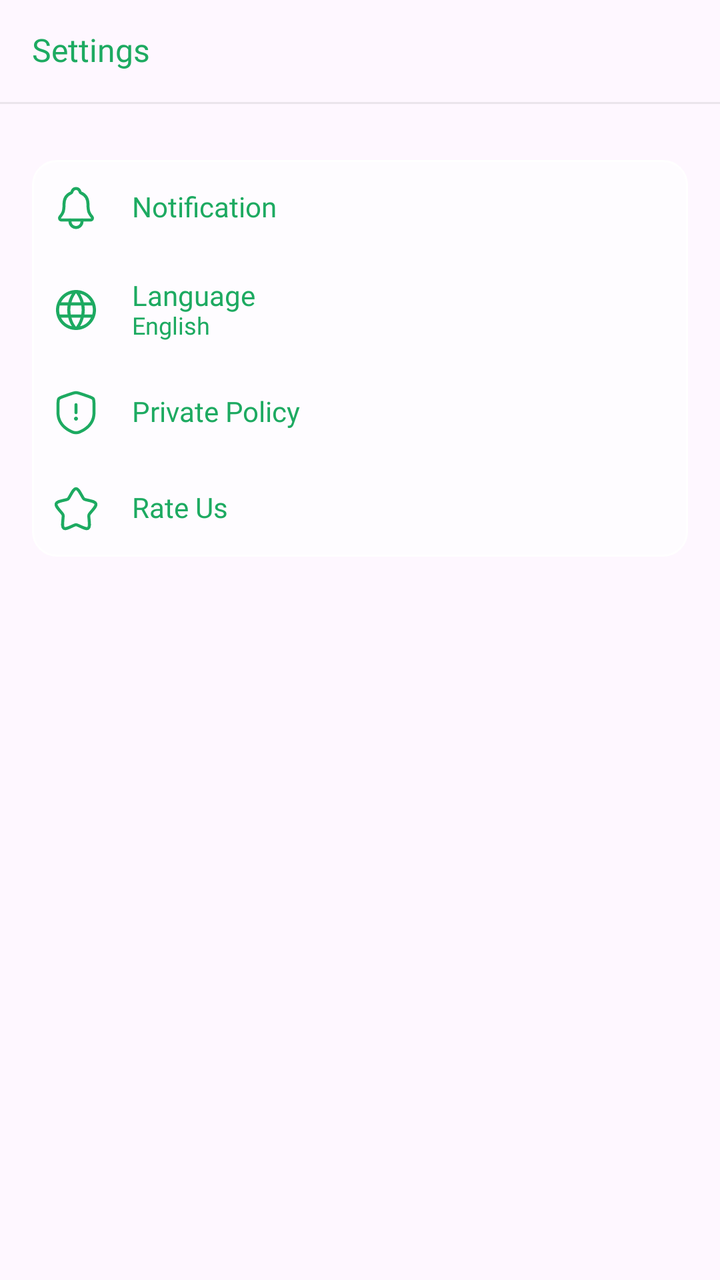
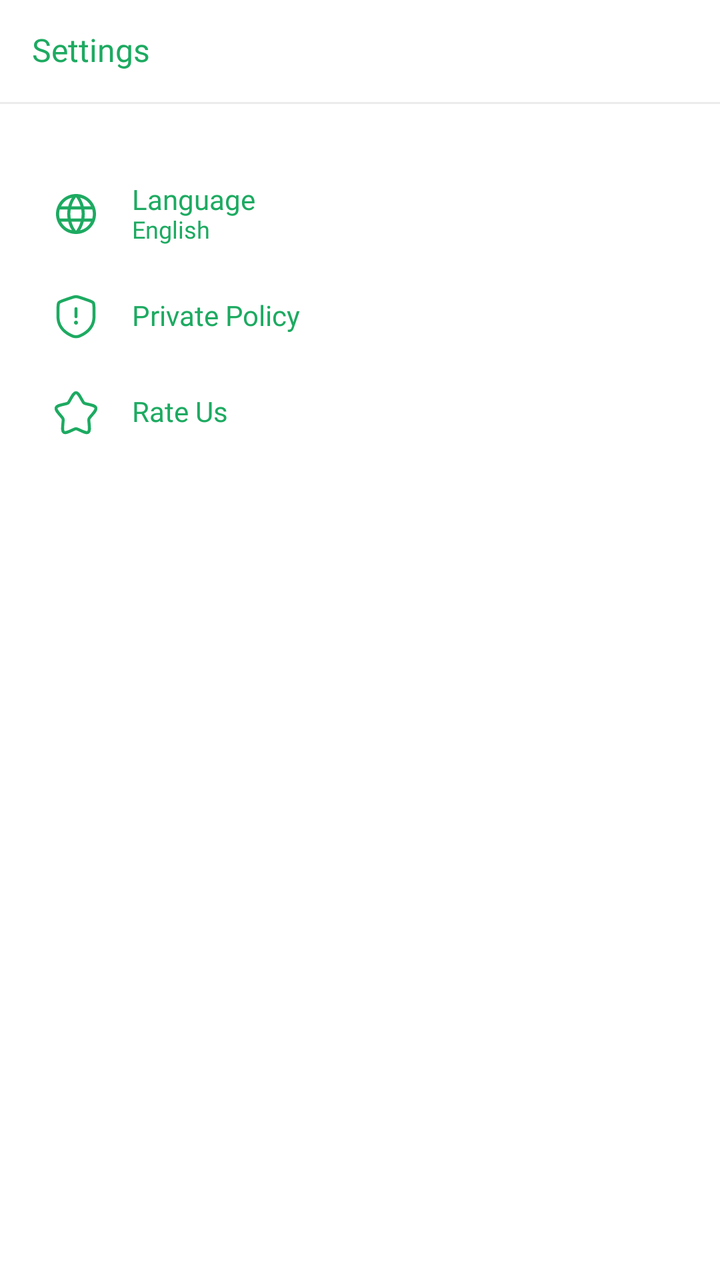

An Android layout rendered at two revisions. The XML below is the earlier revision; the diff shows what the commit changed to produce the second picture.
<!-- AndroidManifest.xml: application theme Theme.MyApplication -->
<!-- res/layout/fragment_setting.xml -->
<?xml version="1.0" encoding="utf-8"?>
<androidx.constraintlayout.widget.ConstraintLayout xmlns:android="http://schemas.android.com/apk/res/android"
    xmlns:app="http://schemas.android.com/apk/res-auto"
    android:layout_width="match_parent"
    android:layout_height="match_parent"
    android:background="@android:color/transparent"
    android:clickable="true"
    android:focusable="true">

    <androidx.constraintlayout.widget.ConstraintLayout
        android:id="@+id/clTopBar"
        android:layout_width="match_parent"
        android:layout_height="wrap_content"
        android:padding="@dimen/size16"
        app:layout_constraintTop_toTopOf="parent">

        <TextView
            android:id="@+id/tvTitle"
            style="@style/TextView_7"
            android:text="@string/txt_settings"
            android:textColor="@color/col_main"
            app:layout_constraintBottom_toBottomOf="parent"
            app:layout_constraintStart_toStartOf="parent"
            app:layout_constraintTop_toTopOf="parent" />

    </androidx.constraintlayout.widget.ConstraintLayout>

    <View
        android:id="@+id/vLine"
        android:layout_width="match_parent"
        android:layout_height="@dimen/size1"
        android:background="@color/col_14000000"
        app:layout_constraintTop_toBottomOf="@+id/clTopBar" />

    <androidx.core.widget.NestedScrollView
        android:layout_width="match_parent"
        android:layout_height="0dp"
        android:layout_marginVertical="@dimen/size12"
        app:layout_constraintBottom_toBottomOf="parent"
        app:layout_constraintTop_toBottomOf="@+id/vLine">

        <LinearLayout
            android:layout_width="match_parent"
            android:layout_height="wrap_content"
            android:orientation="vertical">

            <TextView
                style="@style/TextView_7"
                android:layout_marginStart="@dimen/size16"
                android:text="@string/txt_general"
                android:textColor="@color/col_main"
                android:visibility="gone" />

            <LinearLayout
                android:layout_width="match_parent"
                android:layout_height="wrap_content"
                android:layout_margin="@dimen/size16"
                android:background="@drawable/bg_mess"
                android:orientation="vertical">

                <LinearLayout
                    android:id="@+id/llNotification"
                    android:layout_width="match_parent"
                    android:layout_height="wrap_content"
                    android:background="?attr/selectableItemBackground"
                    android:gravity="center_vertical"
                    android:orientation="horizontal"
                    android:paddingHorizontal="@dimen/size10"
                    android:paddingVertical="@dimen/size12">

                    <ImageView
                        android:id="@+id/ivNotifications"
                        android:layout_width="@dimen/size24"
                        android:layout_height="@dimen/size24"
                        android:src="@drawable/sl_notification"
                        app:tint="@color/col_main" />

                    <TextView
                        style="@style/TextView_6"
                        android:layout_marginStart="@dimen/size16"
                        android:text="@string/txt_notification"
                        android:textColor="@color/col_main" />
                </LinearLayout>

                <LinearLayout
                    android:id="@+id/llLanguage"
                    android:layout_width="match_parent"
                    android:layout_height="wrap_content"
                    android:background="?attr/selectableItemBackground"
                    android:gravity="center_vertical"
                    android:orientation="horizontal"
                    android:paddingHorizontal="@dimen/size10"
                    android:paddingVertical="@dimen/size12">

                    <ImageView
                        android:layout_width="@dimen/size24"
                        android:layout_height="@dimen/size24"
                        android:src="@drawable/ic_setting_language"
                        app:tint="@color/col_main" />

                    <LinearLayout
                        android:layout_width="0dp"
                        android:layout_height="wrap_content"
                        android:layout_marginStart="@dimen/size16"
                        android:layout_weight="1"
                        android:orientation="vertical">

                        <TextView
                            style="@style/TextView_6"
                            android:text="@string/txt_language"
                            android:textColor="@color/col_main" />

                        <TextView
                            android:id="@+id/tvLangSelected"
                            style="@style/TextView_4"
                            android:text="@string/txt_english"
                            android:textColor="@color/col_main"
                            android:textSize="@dimen/size12" />
                    </LinearLayout>
                </LinearLayout>

                <LinearLayout
                    android:id="@+id/llPolicy"
                    android:layout_width="match_parent"
                    android:layout_height="wrap_content"
                    android:background="?attr/selectableItemBackground"
                    android:gravity="center_vertical"
                    android:orientation="horizontal"
                    android:paddingHorizontal="@dimen/size10"
                    android:paddingVertical="@dimen/size12">

                    <ImageView
                        android:layout_width="@dimen/size24"
                        android:layout_height="@dimen/size24"
                        android:src="@drawable/ic_policy"
                        app:tint="@color/col_main" />

                    <TextView
                        style="@style/TextView_6"
                        android:layout_marginStart="@dimen/size16"
                        android:text="@string/txt_private_policy"
                        android:textColor="@color/col_main" />
                </LinearLayout>

                <LinearLayout
                    android:id="@+id/llRateUs"
                    android:layout_width="match_parent"
                    android:layout_height="wrap_content"
                    android:background="?attr/selectableItemBackground"
                    android:gravity="center_vertical"
                    android:orientation="horizontal"
                    android:paddingHorizontal="@dimen/size10"
                    android:paddingVertical="@dimen/size12">

                    <ImageView
                        android:layout_width="@dimen/size24"
                        android:layout_height="@dimen/size24"
                        android:src="@drawable/ic_rate_us"
                        app:tint="@color/col_main" />

                    <TextView
                        style="@style/TextView_6"
                        android:layout_marginStart="@dimen/size16"
                        android:text="@string/txt_rate_us"
                        android:textColor="@color/col_main" />
                </LinearLayout>
            </LinearLayout>

            <LinearLayout
                android:layout_width="match_parent"
                android:layout_height="wrap_content"
                android:layout_marginHorizontal="@dimen/size16"
                android:background="@drawable/bg_mess"
                android:orientation="vertical"
                android:visibility="gone">

                <LinearLayout
                    android:id="@+id/llDelayedSending"
                    android:layout_width="match_parent"
                    android:layout_height="wrap_content"
                    android:background="?attr/selectableItemBackground"
                    android:gravity="center_vertical"
                    android:orientation="horizontal"
                    android:paddingHorizontal="@dimen/size10"
                    android:paddingVertical="@dimen/size12">

                    <ImageView
                        android:layout_width="@dimen/size24"
                        android:layout_height="@dimen/size24"
                        android:src="@drawable/ic_setting_delay"
                        app:tint="@color/col_main" />

                    <LinearLayout
                        android:layout_width="0dp"
                        android:layout_height="wrap_content"
                        android:layout_marginStart="@dimen/size16"
                        android:layout_weight="1"
                        android:orientation="vertical">

                        <TextView
                            style="@style/TextView_6"
                            android:text="@string/txt_delayed_sending"
                            android:textColor="@color/col_main" />

                        <TextView
                            style="@style/TextView_4"
                            android:text="@string/txt_no_delay"
                            android:textColor="@color/col_main" />
                    </LinearLayout>
                </LinearLayout>
                
                <LinearLayout
                    android:id="@+id/llSwipeActions"
                    android:layout_width="match_parent"
                    android:layout_height="wrap_content"
                    android:background="?attr/selectableItemBackground"
                    android:gravity="center_vertical"
                    android:orientation="horizontal"
                    android:paddingHorizontal="@dimen/size10"
                    android:paddingVertical="@dimen/size12">

                    <ImageView
                        android:layout_width="@dimen/size24"
                        android:layout_height="@dimen/size24"
                        android:src="@drawable/ic_setting_swipe"
                        app:tint="@color/col_main" />

                    <LinearLayout
                        android:layout_width="0dp"
                        android:layout_height="wrap_content"
                        android:layout_marginStart="@dimen/size16"
                        android:layout_weight="1"
                        android:orientation="vertical">

                        <TextView
                            style="@style/TextView_6"
                            android:text="@string/txt_swipe_actions"
                            android:textColor="@color/col_main" />

                        <TextView
                            style="@style/TextView_4"
                            android:text="@string/txt_swipe_actions_desc"
                            android:textColor="@color/col_main" />
                    </LinearLayout>
                </LinearLayout>

                
                <LinearLayout
                    android:layout_width="match_parent"
                    android:layout_height="wrap_content"
                    android:gravity="center_vertical"
                    android:orientation="horizontal"
                    android:paddingHorizontal="@dimen/size10"
                    android:paddingVertical="@dimen/size12">

                    <ImageView
                        android:layout_width="@dimen/size24"
                        android:layout_height="@dimen/size24"
                        android:src="@drawable/ic_setting_send"
                        app:tint="@color/col_main" />

                    <LinearLayout
                        android:layout_width="0dp"
                        android:layout_height="wrap_content"
                        android:layout_marginStart="@dimen/size16"
                        android:layout_weight="1"
                        android:orientation="vertical">

                        <TextView
                            style="@style/TextView_6"
                            android:text="@string/txt_delivery_confirmations"
                            android:textColor="@color/col_main" />

                        <TextView
                            style="@style/TextView_4"
                            android:text="@string/txt_delivery_confirmations_desc"
                            android:textColor="@color/col_main" />
                    </LinearLayout>

                    <androidx.appcompat.widget.AppCompatImageView
                        android:layout_width="wrap_content"
                        android:layout_height="wrap_content"
                        android:src="@drawable/sl_switch" />
                </LinearLayout>

                
                <LinearLayout
                    android:id="@+id/llSignature"
                    android:layout_width="match_parent"
                    android:layout_height="wrap_content"
                    android:background="?attr/selectableItemBackground"
                    android:gravity="center_vertical"
                    android:orientation="horizontal"
                    android:paddingHorizontal="@dimen/size10"
                    android:paddingVertical="@dimen/size12">

                    <ImageView
                        android:layout_width="@dimen/size24"
                        android:layout_height="@dimen/size24"
                        android:src="@drawable/ic_setting_signature"
                        app:tint="@color/col_main" />

                    <LinearLayout
                        android:layout_width="0dp"
                        android:layout_height="wrap_content"
                        android:layout_marginStart="@dimen/size16"
                        android:layout_weight="1"
                        android:orientation="vertical">

                        <TextView
                            style="@style/TextView_6"
                            android:text="@string/txt_signature"
                            android:textColor="@color/col_main" />

                        <TextView
                            style="@style/TextView_4"
                            android:text="@string/txt_signature_desc"
                            android:textColor="@color/col_main" />
                    </LinearLayout>
                </LinearLayout>

                
                <LinearLayout
                    android:layout_width="match_parent"
                    android:layout_height="wrap_content"
                    android:gravity="center_vertical"
                    android:orientation="horizontal"
                    android:paddingHorizontal="@dimen/size10"
                    android:paddingVertical="@dimen/size12">

                    <ImageView
                        android:layout_width="@dimen/size24"
                        android:layout_height="@dimen/size24"
                        android:src="@drawable/ic_setting_person"
                        app:tint="@color/col_main" />

                    <LinearLayout
                        android:layout_width="0dp"
                        android:layout_height="wrap_content"
                        android:layout_marginStart="@dimen/size16"
                        android:layout_weight="1"
                        android:orientation="vertical">

                        <TextView
                            style="@style/TextView_6"
                            android:text="@string/txt_strip_accents"
                            android:textColor="@color/col_main" />

                        <TextView
                            style="@style/TextView_4"
                            android:text="@string/txt_strip_accents_desc"
                            android:textColor="@color/col_main" />
                    </LinearLayout>

                    <androidx.appcompat.widget.AppCompatImageView
                        android:layout_width="wrap_content"
                        android:layout_height="wrap_content"
                        android:src="@drawable/sl_switch" />
                </LinearLayout>

                
                <LinearLayout
                    android:layout_width="match_parent"
                    android:layout_height="wrap_content"
                    android:gravity="center_vertical"
                    android:orientation="horizontal"
                    android:paddingHorizontal="@dimen/size10"
                    android:paddingVertical="@dimen/size12">

                    <ImageView
                        android:layout_width="@dimen/size24"
                        android:layout_height="@dimen/size24"
                        android:src="@drawable/ic_setting_123"
                        app:tint="@color/col_main" />

                    <LinearLayout
                        android:layout_width="0dp"
                        android:layout_height="wrap_content"
                        android:layout_marginStart="@dimen/size16"
                        android:layout_weight="1"
                        android:orientation="vertical">

                        <TextView
                            style="@style/TextView_6"
                            android:text="@string/txt_mobile_numbers_only"
                            android:textColor="@color/col_main" />

                        <TextView
                            style="@style/TextView_4"
                            android:text="@string/txt_mobile_numbers_only_desc"
                            android:textColor="@color/col_main" />
                    </LinearLayout>

                    <androidx.appcompat.widget.AppCompatImageView
                        android:layout_width="wrap_content"
                        android:layout_height="wrap_content"
                        android:src="@drawable/sl_switch" />
                </LinearLayout>

                
                <LinearLayout
                    android:layout_width="match_parent"
                    android:layout_height="wrap_content"
                    android:gravity="center_vertical"
                    android:orientation="horizontal"
                    android:paddingHorizontal="@dimen/size10"
                    android:paddingVertical="@dimen/size12">

                    <ImageView
                        android:layout_width="@dimen/size24"
                        android:layout_height="@dimen/size24"
                        android:src="@drawable/ic_setting_chat"
                        app:tint="@color/col_main" />

                    <LinearLayout
                        android:layout_width="0dp"
                        android:layout_height="wrap_content"
                        android:layout_marginStart="@dimen/size16"
                        android:layout_weight="1"
                        android:orientation="vertical">

                        <TextView
                            style="@style/TextView_6"
                            android:text="@string/txt_send_long_messages_as_mms"
                            android:textColor="@color/col_main" />

                        <TextView
                            style="@style/TextView_4"
                            android:text="@string/txt_send_long_messages_as_mms_desc"
                            android:textColor="@color/col_main" />
                    </LinearLayout>

                    <androidx.appcompat.widget.AppCompatImageView
                        android:layout_width="wrap_content"
                        android:layout_height="wrap_content"
                        android:src="@drawable/sl_switch" />
                </LinearLayout>

                
                <LinearLayout
                    android:id="@+id/llAutoCompress"
                    android:layout_width="match_parent"
                    android:layout_height="wrap_content"
                    android:background="?attr/selectableItemBackground"
                    android:gravity="center_vertical"
                    android:orientation="horizontal"
                    android:paddingHorizontal="@dimen/size10"
                    android:paddingVertical="@dimen/size12">

                    <ImageView
                        android:layout_width="@dimen/size24"
                        android:layout_height="@dimen/size24"
                        android:src="@drawable/ic_setting_zoom"
                        app:tint="@color/col_main" />

                    <LinearLayout
                        android:layout_width="0dp"
                        android:layout_height="wrap_content"
                        android:layout_marginStart="@dimen/size16"
                        android:layout_weight="1"
                        android:orientation="vertical">

                        <TextView
                            style="@style/TextView_6"
                            android:text="@string/txt_auto_compress_mms"
                            android:textColor="@color/col_main" />

                        <TextView
                            style="@style/TextView_4"
                            android:text="@string/txt_300kb"
                            android:textColor="@color/col_main" />
                    </LinearLayout>
                </LinearLayout>

                
                <LinearLayout
                    android:id="@+id/llSync"
                    android:layout_width="match_parent"
                    android:layout_height="wrap_content"
                    android:layout_marginTop="@dimen/size16"
                    android:background="?attr/selectableItemBackground"
                    android:gravity="center_vertical"
                    android:orientation="horizontal"
                    android:paddingHorizontal="@dimen/size10"
                    android:paddingVertical="@dimen/size12">

                    <ImageView
                        android:layout_width="@dimen/size24"
                        android:layout_height="@dimen/size24"
                        android:src="@drawable/ic_setting_mail"
                        app:tint="@color/col_main" />

                    <LinearLayout
                        android:layout_width="0dp"
                        android:layout_height="wrap_content"
                        android:layout_marginStart="@dimen/size16"
                        android:layout_weight="1"
                        android:orientation="vertical">

                        <TextView
                            style="@style/TextView_6"
                            android:text="@string/txt_sync_messages"
                            android:textColor="@color/col_main" />

                        <TextView
                            style="@style/TextView_4"
                            android:text="@string/txt_sync_messages_desc"
                            android:textColor="@color/col_main" />
                    </LinearLayout>
                </LinearLayout>

            </LinearLayout>


        </LinearLayout>
    </androidx.core.widget.NestedScrollView>

</androidx.constraintlayout.widget.ConstraintLayout>
<!-- resources referenced by this layout -->
<resources>
  <color name="col_14000000">#14000000</color>
  <color name="col_main">#1DAA61</color>
  <dimen name="size1">1dp</dimen>
  <dimen name="size10">10dp</dimen>
  <dimen name="size12">12dp</dimen>
  <dimen name="size16">16dp</dimen>
  <dimen name="size24">24dp</dimen>
  <!-- drawable sl_switch (drawable) -->
  <?xml version="1.0" encoding="utf-8"?>
  <selector xmlns:android="http://schemas.android.com/apk/res/android">
      <item android:drawable="@drawable/ic_switch_sl" android:state_selected="true" />
      <item android:drawable="@drawable/ic_switch" />
  </selector>
  <string name="txt_300kb">300KB</string>
  <string name="txt_auto_compress_mms">Auto-compress MMS attachments</string>
  <string name="txt_delayed_sending">Delayed sending</string>
  <string name="txt_delivery_confirmations">Delivery confirmations</string>
  <string name="txt_delivery_confirmations_desc">Confirm that messages were sent successfully</string>
  <string name="txt_english" translatable="false">English</string>
  <string name="txt_general">General</string>
  <string name="txt_language">Language</string>
  <string name="txt_mobile_numbers_only">Mobile numbers only</string>
  <string name="txt_mobile_numbers_only_desc">When composing a message, only show mobile numbers</string>
  <string name="txt_no_delay">No delay</string>
  <string name="txt_notification">Notification</string>
  <string name="txt_private_policy">Private Policy</string>
  <string name="txt_rate_us">Rate Us</string>
  <string name="txt_send_long_messages_as_mms">Send long messages as MMS</string>
  <string name="txt_send_long_messages_as_mms_desc">If your longer text messages are failing to send, or sending in the wrong order, you can send them as MMS messages instead. Additional charges may apply</string>
  <string name="txt_settings">Settings</string>
  <string name="txt_signature">Signature</string>
  <string name="txt_signature_desc">Add a signature to the end of your messages</string>
  <string name="txt_strip_accents">Strip accents</string>
  <string name="txt_strip_accents_desc">Remove accents from character in outgoing SMS messages</string>
  <string name="txt_swipe_actions">Swipe actions</string>
  <string name="txt_swipe_actions_desc">Configure swipe actions for conversations</string>
  <string name="txt_sync_messages">Sync messages</string>
  <string name="txt_sync_messages_desc">Re-sync your messages with the native Android SMS database</string>
  <style name="Theme.MyApplication" parent="Base.Theme.MyApplication" />
  <color name="white">#FFFFFFFF</color>
  <color name="black">#FF000000</color>
  <dimen name="size14">14dp</dimen>
  <style name="Base.Theme.MyApplication" parent="Theme.Material3.DayNight.NoActionBar">
          
          <item name="colorPrimary">@color/white</item>
          <item name="colorPrimaryDark">@color/white</item>
          <item name="android:statusBarColor">@color/white</item>
          <item name="android:windowLightStatusBar">true</item>
          <item name="android:windowFullscreen">false</item>
          <item name="colorAccent">@color/black</item>
          <item name="android:splitMotionEvents">false</item>
          <item name="android:windowEnableSplitTouch">false</item>
          <item name="android:colorControlHighlight">@color/col_select</item>
          <item name="bottomSheetDialogTheme">@style/AppBottomSheetDialogTheme</item>
      </style>
  <color name="col_select">#CD666666</color>
  <style name="AppBottomSheetDialogTheme" parent="Theme.Design.Light.BottomSheetDialog">
          <item name="bottomSheetStyle">@style/AppModalStyle</item>
      </style>
  <style name="AppModalStyle" parent="Widget.Design.BottomSheet.Modal">
          <item name="android:background">@drawable/bg_border_bottom_sheet</item>
      </style>
  <!-- unchanged entries left out for length: 22 -->
</resources>

<!-- the commit's change to res/layout/fragment_setting.xml (unified diff, before → after) -->
@@ -66,7 +66,8 @@
                     android:gravity="center_vertical"
                     android:orientation="horizontal"
                     android:paddingHorizontal="@dimen/size10"
-                    android:paddingVertical="@dimen/size12">
+                    android:paddingVertical="@dimen/size12"
+                    android:visibility="gone">
 
                     <ImageView
                         android:id="@+id/ivNotifications"
<!-- resource entries referenced after the edit -->
@@ -54,6 +54,7 @@
           <item name="android:windowEnableSplitTouch">false</item>
           <item name="android:colorControlHighlight">@color/col_select</item>
           <item name="bottomSheetDialogTheme">@style/AppBottomSheetDialogTheme</item>
+          <item name="android:windowBackground">@color/white</item>
       </style>
   <color name="col_select">#CD666666</color>
   <style name="AppBottomSheetDialogTheme" parent="Theme.Design.Light.BottomSheetDialog">
